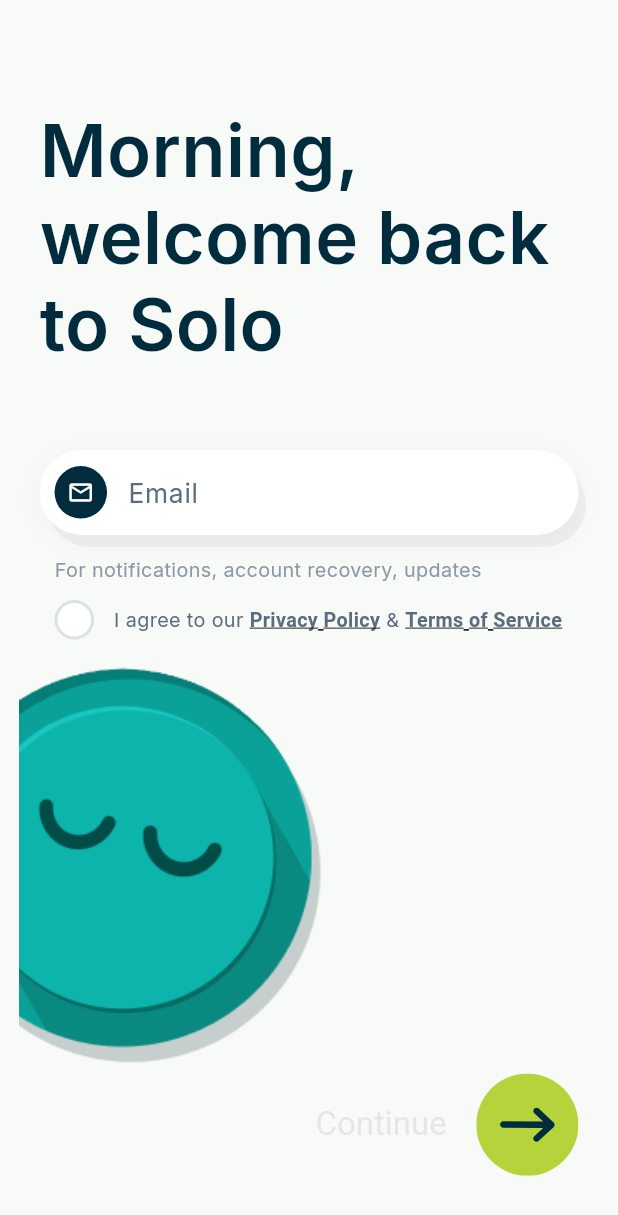
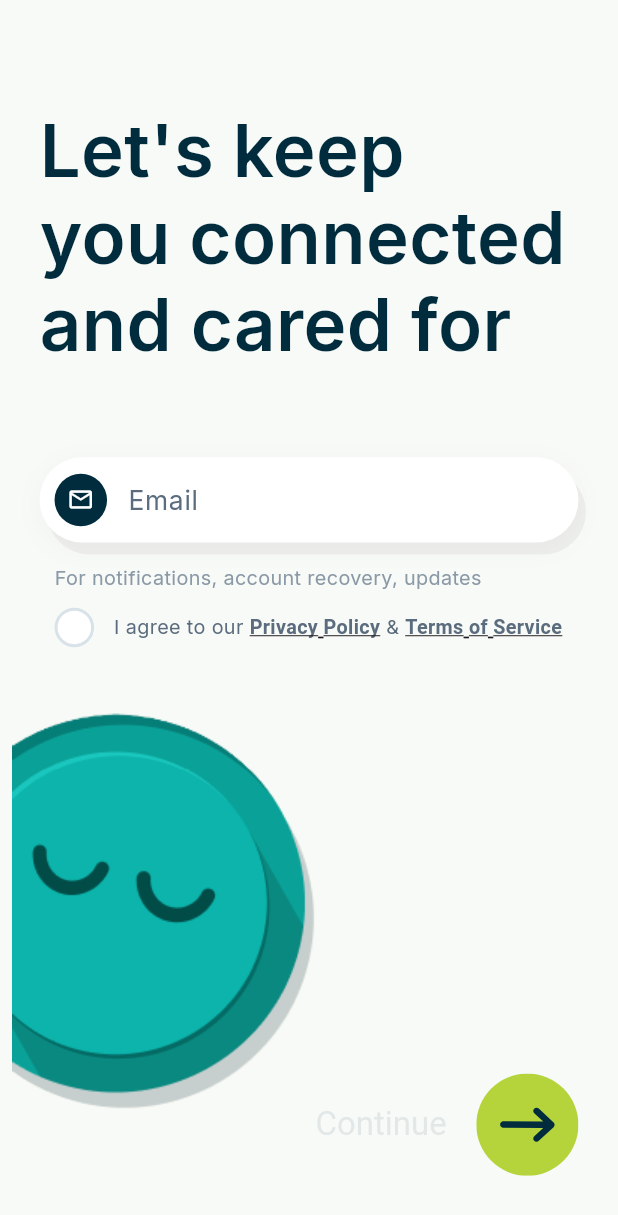
Before and after one commit to Technoviaan/Solo-app-flutter, a Flutter app: the RegistrationEmailPage screen opened directly, on a phone screen of 412 x 824 dp. Shown: the top 1215 px of the screen. Run offline on Flutter 3.47's test engine with Material 3 defaults, Android fonts, the phone set to English and light mode, and no system bars; our stand-ins replace app_links, audioplayers, country_code_picker, firebase_core, firebase_messaging, flutter_bloc and 10 more; missing offline and left inert: alarm, android_intent_plus; accounts and stored records are empty; network calls fail.

Commit message:
1st commit

```diff
--- a/lib/loginWithNumber/registration_email_page.dart
+++ b/lib/loginWithNumber/registration_email_page.dart
@@ -46,17 +46,6 @@
     _termsRecognizer.dispose();
     emailController.dispose();
     super.dispose();
-  }
-
-  String _getDynamicGreeting() {
-    final hour = DateTime.now().hour;
-    if (hour >= 6 && hour < 12) {
-      return "Morning, welcome back to Solo";
-    } else if (hour >= 12 && hour < 17) {
-      return "Afternoon, welcome back to Solo";
-    } else {
-      return "Evening, welcome back to Solo";
-    }
   }
 
   void _triggerError({String? email, String? terms}) {
@@ -179,7 +168,7 @@
                         children: [
                           SizedBox(height: AppSize.h(70)),
                           Text(
-                            _getDynamicGreeting(),
+                            "Let's keep \nyou connected \nand cared for",
                             style: TextStyle(
                               fontSize: AppSize.sp(44),
                               fontWeight: FontWeight.w600,
@@ -187,9 +176,9 @@
                               height: 1.2,
                             ),
                           ),
-                          SizedBox(height: AppSize.h(30)),
+                          SizedBox(height: AppSize.h(35)),
 
-                          // FIX 1: Email Error ke liye fixed height container taaki UI jump na kare
+                          // Email Error container
                           SizedBox(
                             height: AppSize.h(20),
                             child: Align(
@@ -348,14 +337,14 @@
                             ],
                           ),
 
-                          // FIX 2: Terms Error ke liye fixed height container
+                          // Terms Error container
                           SizedBox(
                             height: AppSize.h(20),
                             child: Align(
                               alignment: Alignment.topLeft,
                               child: Padding(
-                                padding:
-                                EdgeInsets.only(top: AppSize.h(4), left: 10.0),
+                                padding: EdgeInsets.only(
+                                    top: AppSize.h(4), left: 10.0),
                                 child: Text(
                                   termsError,
                                   style: TextStyle(
@@ -387,7 +376,8 @@
                                 Row(
                                   children: [
                                     AnimatedDefaultTextStyle(
-                                      duration: const Duration(milliseconds: 200),
+                                      duration:
+                                      const Duration(milliseconds: 200),
                                       style: TextStyle(
                                         color: emailFilled
                                             ? const Color(0xFF8A99A6)
@@ -410,7 +400,8 @@
                                           shape: BoxShape.circle,
                                         ),
                                         child: const Center(
-                                          child: CircularProgressIndicator(
+                                          child:
+                                          CircularProgressIndicator(
                                             color: Color(0xFF002C3E),
                                             strokeWidth: 2,
                                           ),
@@ -435,8 +426,9 @@
 
                 if (!keyboardOpen)
                   Positioned(
-                    left: -AppSize.w(32),
-                    bottom: AppSize.h(80),
+                    left: -AppSize.w(36),
+                    bottom: AppSize.h(50),
+
                     child: const IgnorePointer(child: SoloMascot()),
                   ),
               ],
```
